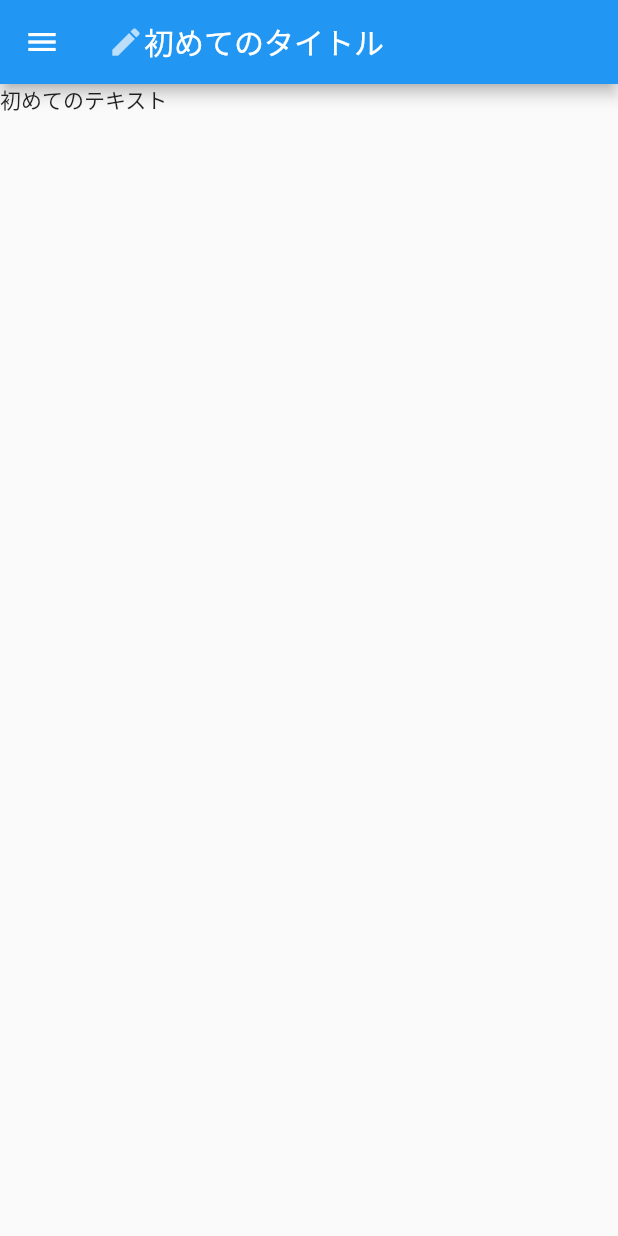
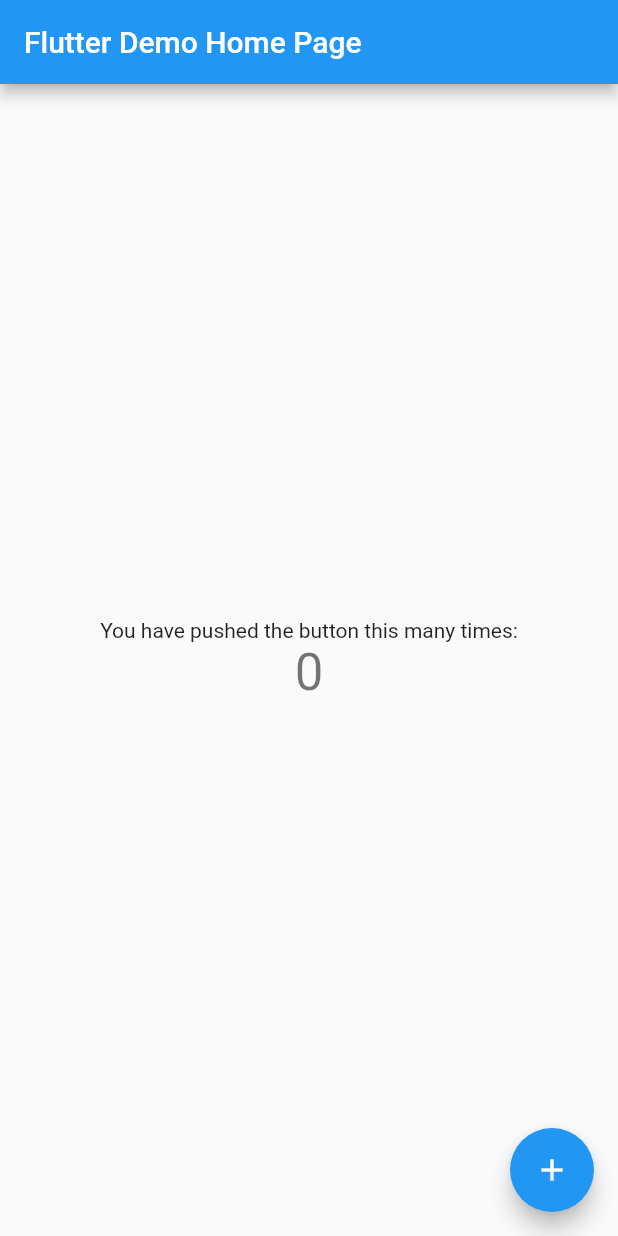
Before and after one commit to kokoriru/flutter_zenn_hello_world, a Flutter app: the screen it shows after launch, on a phone screen of 412 x 824 dp. Run offline on Flutter 3.47's test engine with Material 2 defaults, Android fonts, the phone set to English and light mode, and no system bars.

Commit message:
初期のカウントアップの状態に戻す

```diff
--- a/lib/main.dart
+++ b/lib/main.dart
@@ -73,20 +73,43 @@ class _MyHomePageState extends State<MyHomePage> {
       appBar: AppBar(
         // Here we take the value from the MyHomePage object that was created by
         // the App.build method, and use it to set our appbar title.
-        title: Row(children: [
-          Icon(
-            Icons.create,
-            color: Colors.blue[100]
-          ),
-          Text('初めてのタイトル'),
-        ],
-      )),
-      drawer: Drawer(
-        child: Center(
-          child: Text('Drawer')
+        title: Text(widget.title),
+      ),
+      body: Center(
+        // Center is a layout widget. It takes a single child and positions it
+        // in the middle of the parent.
+        child: Column(
+          // Column is also a layout widget. It takes a list of children and
+          // arranges them vertically. By default, it sizes itself to fit its
+          // children horizontally, and tries to be as tall as its parent.
+          //
+          // Invoke "debug painting" (press "p" in the console, choose the
+          // "Toggle Debug Paint" action from the Flutter Inspector in Android
+          // Studio, or the "Toggle Debug Paint" command in Visual Studio Code)
+          // to see the wireframe for each widget.
+          //
+          // Column has various properties to control how it sizes itself and
+          // how it positions its children. Here we use mainAxisAlignment to
+          // center the children vertically; the main axis here is the vertical
+          // axis because Columns are vertical (the cross axis would be
+          // horizontal).
+          mainAxisAlignment: MainAxisAlignment.center,
+          children: <Widget>[
+            const Text(
+              'You have pushed the button this many times:',
+            ),
+            Text(
+              '$_counter',
+              style: Theme.of(context).textTheme.headline4,
+            ),
+          ],
         ),
       ),
-      body: Text('初めてのテキスト'),
+      floatingActionButton: FloatingActionButton(
+        onPressed: _incrementCounter,
+        tooltip: 'Increment',
+        child: const Icon(Icons.add),
+      ), // This trailing comma makes auto-formatting nicer for build methods.
     );
   }
 }
```
